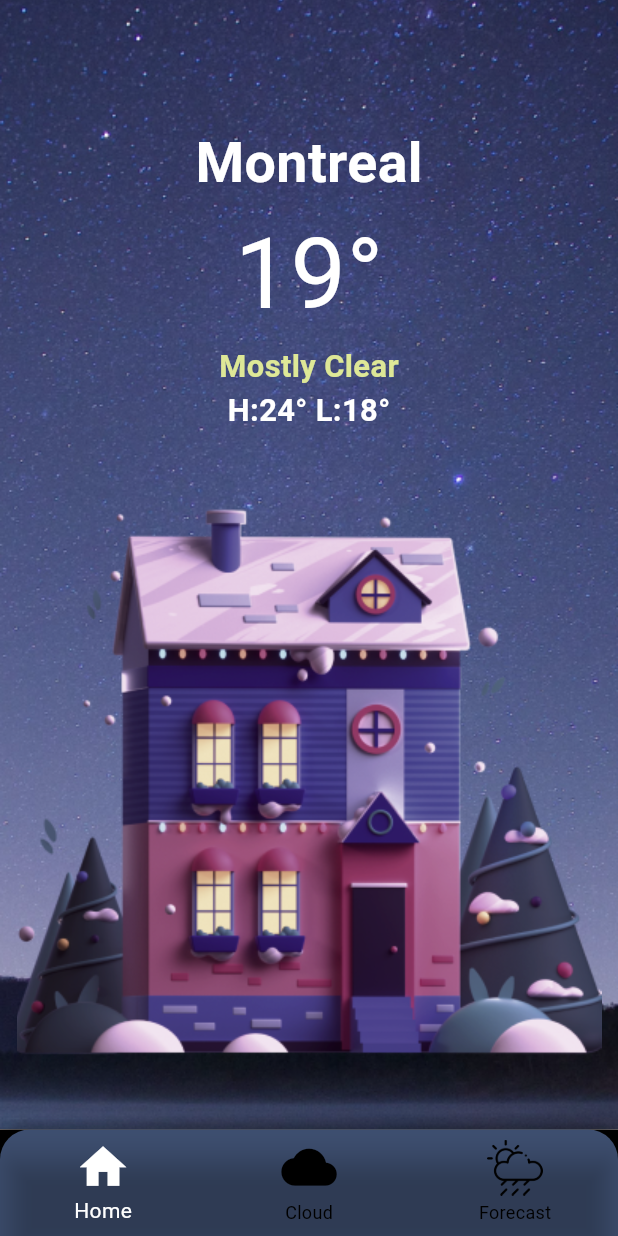
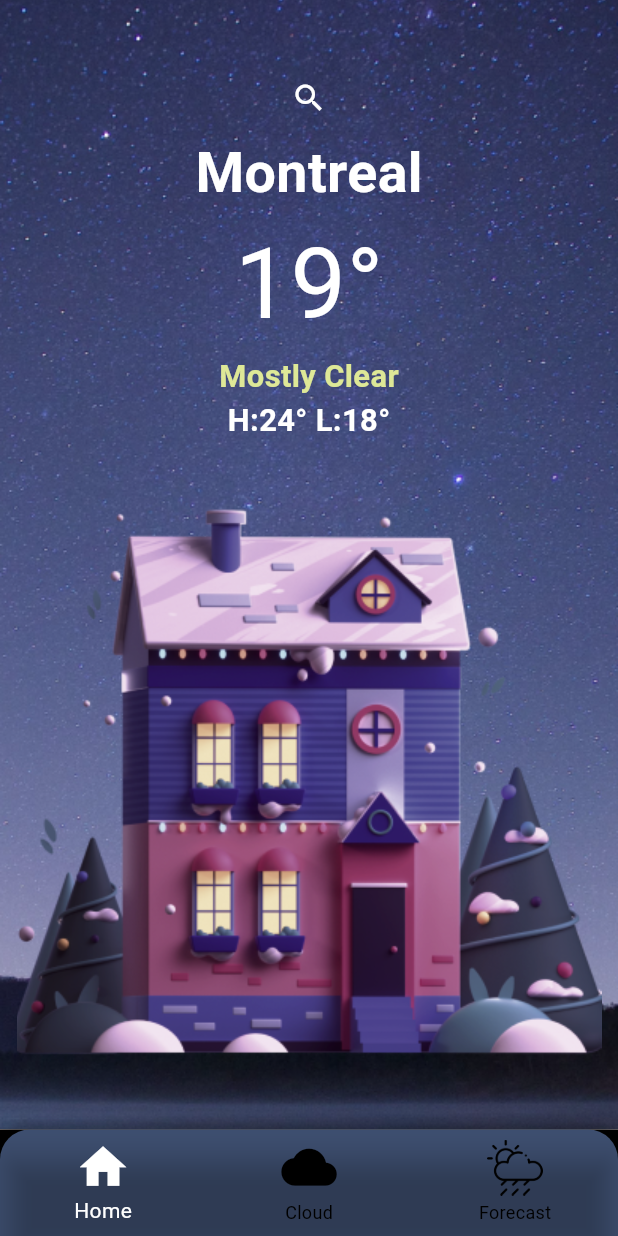
Before and after one commit to EsmailElmahdy/Weather_App, a Flutter app: the screen it shows after launch, on a phone screen of 412 x 824 dp. Run offline on Flutter 3.47's test engine with Material 3 defaults, Android fonts, the phone set to English and light mode, and no system bars; our stand-ins replace geocoding, geolocator, shared_preferences; Roboto replaces fonts that are missing (SanProDisplay); project files that could hold a hidden picture were left out.

Commit message:
adding Search Feature

```diff
--- /dev/null
+++ b/lib/Country_List.dart
@@ -0,0 +1,295 @@
+class helper {
+  static String? Country;
+  static List<String> countries = [
+    'Afghanistan',
+    'Albania',
+    'Algeria',
+    'Andorra',
+    'Angola',
+    'Antigua and Barbuda',
+    'Argentina',
+    'Armenia',
+    'Australia',
+    'Austria',
+    'Azerbaijan',
+    'Bahamas',
+    'Bahrain',
+    'Bangladesh',
+    'Barbados',
+    'Belarus',
+    'Belgium',
+    'Belize',
+    'Benin',
+    'Bhutan',
+    'Bolivia',
+    'Bosnia and Herzegovina',
+    'Botswana',
+    'Brazil',
+    'Brunei',
+    'Bulgaria',
+    'Burkina Faso',
+    'Burundi',
+    'Cabo Verde',
+    'Cambodia',
+    'Cameroon',
+    'Canada',
+    'Central African Republic',
+    'Chad',
+    'Chile',
+    'China',
+    'Colombia',
+    'Comoros',
+    'Congo (Congo-Brazzaville)',
+    'Costa Rica',
+    'Croatia',
+    'Cuba',
+    'Cyprus',
+    'Czech Republic',
+    'Democratic Republic of the Congo',
+    'Denmark',
+    'Djibouti',
+    'Dominica',
+    'Dominican Republic',
+    'Ecuador',
+    'Egypt',
+    'El Salvador',
+    'Equatorial Guinea',
+    'Eritrea',
+    'Estonia',
+    'Eswatini (fmr. Swaziland)',
+    'Ethiopia',
+    'Fiji',
+    'Finland',
+    'France',
+    'Gabon',
+    'Gambia',
+    'Georgia',
+    'Germany',
+    'Ghana',
+    'Greece',
+    'Grenada',
+    'Guatemala',
+    'Guinea',
+    'Guinea-Bissau',
+    'Guyana',
+    'Haiti',
+    'Honduras',
+    'Hungary',
+    'Iceland',
+    'India',
+    'Indonesia',
+    'Iran',
+    'Iraq',
+    'Ireland',
+    'Israel',
+    'Italy',
+    'Ivory Coast',
+    'Jamaica',
+    'Japan',
+    'Jordan',
+    'Kazakhstan',
+    'Kenya',
+    'Kiribati',
+    'Kuwait',
+    'Kyrgyzstan',
+    'Laos',
+    'Latvia',
+    'Lebanon',
+    'Lesotho',
+    'Liberia',
+    'Libya',
+    'Liechtenstein',
+    'Lithuania',
+    'Luxembourg',
+    'Madagascar',
+    'Malawi',
+    'Malaysia',
+    'Maldives',
+    'Mali',
+    'Malta',
+    'Marshall Islands',
+    'Mauritania',
+    'Mauritius',
+    'Mexico',
+    'Micronesia',
+    'Moldova',
+    'Monaco',
+    'Mongolia',
+    'Montenegro',
+    'Morocco',
+    'Mozambique',
+    'Myanmar (formerly Burma)',
+    'Namibia',
+    'Nauru',
+    'Nepal',
+    'Netherlands',
+    'New Zealand',
+    'Nicaragua',
+    'Niger',
+    'Nigeria',
+    'North Korea',
+    'North Macedonia',
+    'Norway',
+    'Oman',
+    'Pakistan',
+    'Palau',
+    'Panama',
+    'Papua New Guinea',
+    'Paraguay',
+    'Peru',
+    'Philippines',
+    'Poland',
+    'Portugal',
+    'Qatar',
+    'Romania',
+    'Russia',
+    'Rwanda',
+    'Saint Kitts and Nevis',
+    'Saint Lucia',
+    'Saint Vincent and the Grenadines',
+    'Samoa',
+    'San Marino',
+    'Sao Tome and Principe',
+    'Saudi Arabia',
+    'Senegal',
+    'Serbia',
+    'Seychelles',
+    'Sierra Leone',
+    'Singapore',
+    'Slovakia',
+    'Slovenia',
+    'Solomon Islands',
+    'Somalia',
+    'South Africa',
+    'South Korea',
+    'South Sudan',
+    'Spain',
+    'Sri Lanka',
+    'Sudan',
+    'Suriname',
+    'Sweden',
+    'Switzerland',
+    'Syria',
+    'Taiwan',
+    'Tajikistan',
+    'Tanzania',
+    'Thailand',
+    'Timor-Leste',
+    'Togo',
+    'Tonga',
+    'Trinidad and Tobago',
+    'Tunisia',
+    'Turkey',
+    'Turkmenistan',
+    'Tuvalu',
+    'Uganda',
+    'Ukraine',
+    'United Arab Emirates',
+    'United Kingdom',
+    'United States',
+    'Uruguay',
+    'Uzbekistan',
+    'Vanuatu',
+    'Vatican City',
+    'Venezuela',
+    'Vietnam',
+    'Yemen',
+    'Zambia',
+    'Zimbabwe',
+    'Abkhazia',
+    'Akrotiri and Dhekelia',
+    'American Samoa',
+    'Anguilla',
+    'Aruba',
+    'Bermuda',
+    'Bouvet Island',
+    'British Indian Ocean Territory',
+    'British Virgin Islands',
+    'Cayman Islands',
+    'Christmas Island',
+    'Cocos (Keeling) Islands',
+    'Cook Islands',
+    'Curaçao',
+    'Falkland Islands',
+    'Faroe Islands',
+    'French Guiana',
+    'French Polynesia',
+    'French Southern and Antarctic Lands',
+    'Gibraltar',
+    'Greenland',
+    'Guadeloupe',
+    'Guam',
+    'Guernsey',
+    'Heard Island and McDonald Islands',
+    'Hong Kong',
+    'Isle of Man',
+    'Jersey',
+    'Macau',
+    'Martinique',
+    'Mayotte',
+    'Montserrat',
+    'New Caledonia',
+    'Niue',
+    'Norfolk Island',
+    'Pitcairn Islands',
+    'Puerto Rico',
+    'Réunion',
+    'Saint Barthelemy',
+    'Laos',
+    'Latvia',
+    'Lebanon',
+    'Lesotho',
+    'Liberia',
+    'Libya',
+    'London',
+    'Liechtenstein',
+    'Lithuania',
+    'Luxembourg',
+    'Saint Helena',
+    'Saint Martin',
+    'Saint Pierre and Miquelon',
+    'Sint Maarten',
+    'South Georgia and the South Sandwich Islands',
+    'Tokelau',
+    'Turks and Caicos Islands',
+    'U.S. Virgin Islands',
+    'Wallis and Futuna',
+    'Western Sahara',
+    'Western Samoa',
+    'Kosovo',
+    'Northern Cyprus',
+    'Palestine',
+    'Sahrawi Arab Democratic Republic',
+    'Somaliland',
+    'Taiwan',
+    'Transnistria',
+    'Turkish Republic of Northern Cyprus',
+    'Vatican City',
+    'Nagorno-Karabakh',
+    'Vatican City State',
+    'Western Sahara',
+    'Azores',
+    'Madeira',
+    'Macaronesia',
+    'Cabo Verde',
+    'Réunion',
+    'Bermuda',
+    'Azores',
+    'Comoros',
+    'Ethiopia',
+    'Eritrea',
+    'Andorra',
+    'Ecuador',
+    'Finland',
+    'Iceland',
+    'Jamaica',
+    'Kiribati',
+    'Lesotho',
+    'Malaysia',
+    'Monaco',
+    'Mongolia',
+    'Swaziland',
+    'Papua New Guinea',
+    'Paraguay',
+  ];
+}
--- a/lib/api/ForecastService.dart
+++ b/lib/api/ForecastService.dart
@@ -1,6 +1,7 @@
 import 'dart:convert';
 import 'package:http/http.dart' as http;
 import 'package:geolocator/geolocator.dart';
+import 'package:untitled8/Country_List.dart';
 import '../LocationHandler.dart';
 import 'models/forecast/list_model_forecast.dart';
 
@@ -9,15 +10,15 @@ class ForecastService {
 
   Future<ForecastModel?> fetchForecastData(String unit) async {
      try {
-      // Get current position (latitude, longitude)
+      String apiUrl;
+      if (helper.Country == null) {
         Position? position = await LocationHandler.getCurrentPosition();
-
         if (position != null) {
           double latitude = position.latitude;
           double longitude = position.longitude;
 
-        // Use the unit passed from the drawer (either 'metric' or 'imperial')
-        String apiUrl =
+          // Construct the API URL with the selected unit
+          apiUrl =
               'https://api.openweathermap.org/data/2.5/forecast?lat=$latitude&lon=$longitude&units=$unit&appid=$apiKey';
 
           final response = await http.get(Uri.parse(apiUrl));
@@ -29,16 +30,38 @@ class ForecastService {
 
             return forecastData;
           } else {
-          print('Failed to load forecast data');
+            print('Failed to load weather data');
             return null;
           }
         } else {
           print('Failed to get location');
           return null;
         }
-    } catch (e) {
-      print('Error occurred while fetching forecast data: $e');
+      } else {
+        String Country = helper.Country!;
+
+          // Construct the API URL with the selected unit
+          apiUrl =
+              'https://api.openweathermap.org/data/2.5/forecast?q=$Country&units=$unit&appid=$apiKey';
+
+          final response = await http.get(Uri.parse(apiUrl));
+
+          if (response.statusCode == 200) {
+            Map<String, dynamic> jsonData = json.decode(response.body);
+
+          ForecastModel forecastData = ForecastModel.fromJson(jsonData);
+
+            return forecastData;
+          } else {
+            print('Failed to load weather data');
             return null;
           }
+
+      }
+    } catch (e) {
+      print('Error occurred while fetching weather data: $e');
+      return null;
+    }
+
   }
 }
--- a/lib/api/normal_weather_service.dart
+++ b/lib/api/normal_weather_service.dart
@@ -1,23 +1,25 @@
 import 'dart:convert';
 import 'package:http/http.dart' as http;
 import 'package:geolocator/geolocator.dart';
+import 'package:untitled8/Country_List.dart';
 import '../LocationHandler.dart';
 import 'models/normal/weather_model.dart';
-
 
 class WeatherService {
   final String apiKey = '903b8e4d1788c82221eadac06ca4d553';
 
-  Future<WeatherModel?> fetchWeatherData(String unit) async { // Add unit parameter
+  Future<WeatherModel?> fetchWeatherData(String unit) async {
+    // Add unit parameter
     try {
+      String apiUrl;
+      if (helper.Country == null) {
         Position? position = await LocationHandler.getCurrentPosition();
-
         if (position != null) {
           double latitude = position.latitude;
           double longitude = position.longitude;
 
           // Construct the API URL with the selected unit
-        String apiUrl =
+          apiUrl =
               'https://api.openweathermap.org/data/2.5/weather?lat=$latitude&lon=$longitude&units=$unit&appid=$apiKey';
 
           final response = await http.get(Uri.parse(apiUrl));
@@ -36,6 +38,27 @@ class WeatherService {
           print('Failed to get location');
           return null;
         }
+      } else {
+        String Country = helper.Country!;
+
+          // Construct the API URL with the selected unit
+          apiUrl =
+              'https://api.openweathermap.org/data/2.5/weather?q=$Country&units=$unit&appid=$apiKey';
+
+          final response = await http.get(Uri.parse(apiUrl));
+
+          if (response.statusCode == 200) {
+            Map<String, dynamic> jsonData = json.decode(response.body);
+
+            WeatherModel weatherData = WeatherModel.fromJson(jsonData);
+
+            return weatherData;
+          } else {
+            print('Failed to load weather data');
+            return null;
+          }
+
+      }
     } catch (e) {
       print('Error occurred while fetching weather data: $e');
       return null;
--- a/lib/main_screen.dart
+++ b/lib/main_screen.dart
@@ -1,7 +1,10 @@
 import 'package:flutter/cupertino.dart';
 import 'package:flutter/material.dart';
 import 'package:shared_preferences/shared_preferences.dart';
+import 'package:untitled8/Country_List.dart';
+import 'package:untitled8/api/models/normal/main_model_normal.dart';
 import 'package:untitled8/home_screen.dart';
+import 'package:untitled8/seach_screen.dart';
 import 'api/models/normal/weather_model.dart';
 import 'api/normal_weather_service.dart';
 
@@ -31,6 +34,7 @@ class _MainScreenState extends State<MainScreen> {
 
   @override
   Widget build(BuildContext context) {
+
     Size size = MediaQuery.of(context).size;
     double screenHeight = size.height;
     double screenWidth = size.width;
@@ -39,7 +43,7 @@ class _MainScreenState extends State<MainScreen> {
       body: Container(
         width: screenWidth,
         height: screenHeight,
-        decoration: BoxDecoration(
+        decoration: const BoxDecoration(
           image: DecorationImage(
             image: AssetImage('assets/images/bg.png'),
             fit: BoxFit.cover,
@@ -50,17 +54,34 @@ class _MainScreenState extends State<MainScreen> {
           children: [
             Positioned(
               bottom: screenWidth * 0.1,
-              child: Image(
+              child: const Image(
                 image: AssetImage('assets/images/house.png'),
                 fit: BoxFit.cover,
               ),
             ),
             Positioned(
-              top: screenWidth * 0.2,
+              top: screenWidth * 0.1,
               child: Column(
                 children: [
+                  Row(
+                    // mainAxisAlignment: MainAxisAlignment.end,
+                    children: [
+                      IconButton(
+                          onPressed: ()  {
+                          Navigator.push(
+                                context,
+                                MaterialPageRoute(
+                                    builder: (context) => SearchListScreen()));
+
+                          },
+                          icon: const Icon(
+                            Icons.search,
+                            color: Colors.white,
+                          )),
+                    ],
+                  ),
                   Text(
-                    cityName,
+                   cityName,
                     style: TextStyle(
                       fontFamily: 'SanProDisplay',
                       color: Colors.white,
@@ -80,7 +101,7 @@ class _MainScreenState extends State<MainScreen> {
                     weatherStatus, // Weather status
                     style: TextStyle(
                       fontFamily: 'SanProDisplay',
-                      color: Color(0xEBEBF599),
+                      color: const Color(0xEBEBF599),
                       fontSize: screenWidth * 0.05,
                       fontWeight: FontWeight.bold,
                     ),
@@ -109,7 +130,8 @@ class _MainScreenState extends State<MainScreen> {
     try {
       // Retrieve the saved unit from SharedPreferences
       SharedPreferences prefs = await SharedPreferences.getInstance();
-      String? savedUnit = prefs.getString('selectedUnit') ?? 'metric'; // Default to 'metric' if no value is saved
+      String? savedUnit = prefs.getString('selectedUnit') ??
+          'metric'; // Default to 'metric' if no value is saved
 
       // Fetch weather data using the saved unit
       WeatherModel? model = await weatherService.fetchWeatherData(savedUnit);
@@ -138,5 +160,4 @@ class _MainScreenState extends State<MainScreen> {
       );
     }
   }
-
 }
--- /dev/null
+++ b/lib/seach_screen.dart
@@ -0,0 +1,120 @@
+import 'package:flutter/cupertino.dart';
+import 'package:flutter/material.dart';
+import 'package:untitled8/Country_List.dart';
+import 'package:untitled8/home_screen.dart';
+
+class SearchListScreen extends StatefulWidget {
+  const SearchListScreen({super.key});
+
+  @override
+  _SearchListScreenState createState() => _SearchListScreenState();
+}
+
+class _SearchListScreenState extends State<SearchListScreen> {
+  List<String> countries = helper.countries;
+
+  @override
+  Widget build(BuildContext context) {
+    return Scaffold(
+      appBar: AppBar(
+        centerTitle: true,
+        title: const Text('Search'),
+        actions: [
+          IconButton(
+            icon: const Icon(Icons.search),
+            onPressed: () {
+              showSearch(
+                context: context,
+                delegate: MySearchDelegate(countries),
+              );
+            },
+          ),
+        ],
+      ),
+      body: ListView.builder(
+        itemCount: countries.length,
+        itemBuilder: (context, index) {
+          return ListTile(
+            onTap: () {
+              helper.Country = countries[index];
+              Navigator.push(
+                context,
+                MaterialPageRoute(builder: (context) => const HomeScreen()),
+              );
+            },
+            title: Text(countries[index]),
+          );
+        },
+      ),
+    );
+  }
+}
+
+class MySearchDelegate extends SearchDelegate {
+  final List<String> items;
+
+  MySearchDelegate(this.items);
+
+  @override
+  List<Widget>? buildActions(BuildContext context) {
+    return [
+      IconButton(
+        icon: const Icon(Icons.clear),
+        onPressed: () {
+          if (query.isEmpty) {
+            close(context, null);
+          } else {
+            query = '';
+          }
+        },
+      ),
+    ];
+  }
+
+  @override
+  Widget? buildLeading(BuildContext context) {
+    return IconButton(
+      icon: const Icon(Icons.arrow_back),
+      onPressed: () {
+        close(context, null);
+      },
+    );
+  }
+
+  @override
+  Widget buildResults(BuildContext context) {
+    return _buildResultsList(context);
+  }
+
+  @override
+  Widget buildSuggestions(BuildContext context) {
+    return _buildResultsList(context);
+  }
+
+  Widget _buildResultsList(BuildContext context) {
+    List<String> matchQuery = [];
+
+    for (var item in items) {
+      if (item.toLowerCase().contains(query.toLowerCase())) {
+        matchQuery.add(item);
+      }
+    }
+
+    return ListView.builder(
+      itemCount: matchQuery.length,
+      itemBuilder: (context, index) {
+        return ListTile(
+          title: Text(matchQuery[index]),
+          onTap: () {
+            helper.Country = matchQuery[index];
+            Navigator.pop(context, matchQuery[index]);
+            Navigator.push(
+              context,
+              MaterialPageRoute(builder: (context) => const HomeScreen()),
+            );
+          },
+        );
+      },
+    );
+  }
+}
```
Lines whose indentation alone changed are shown as unchanged.
